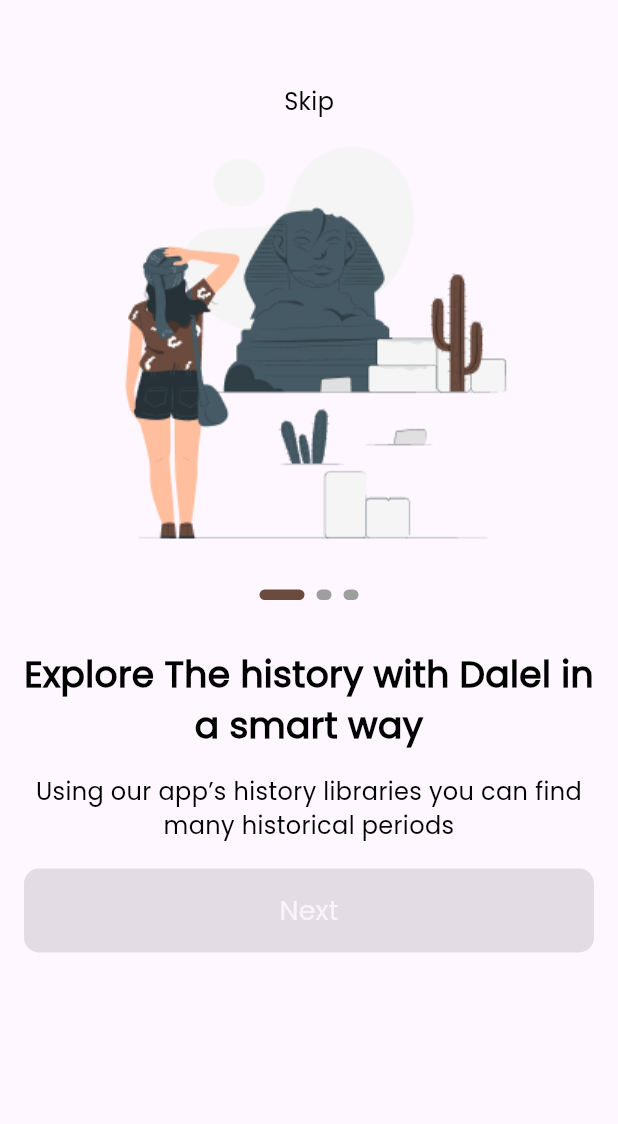
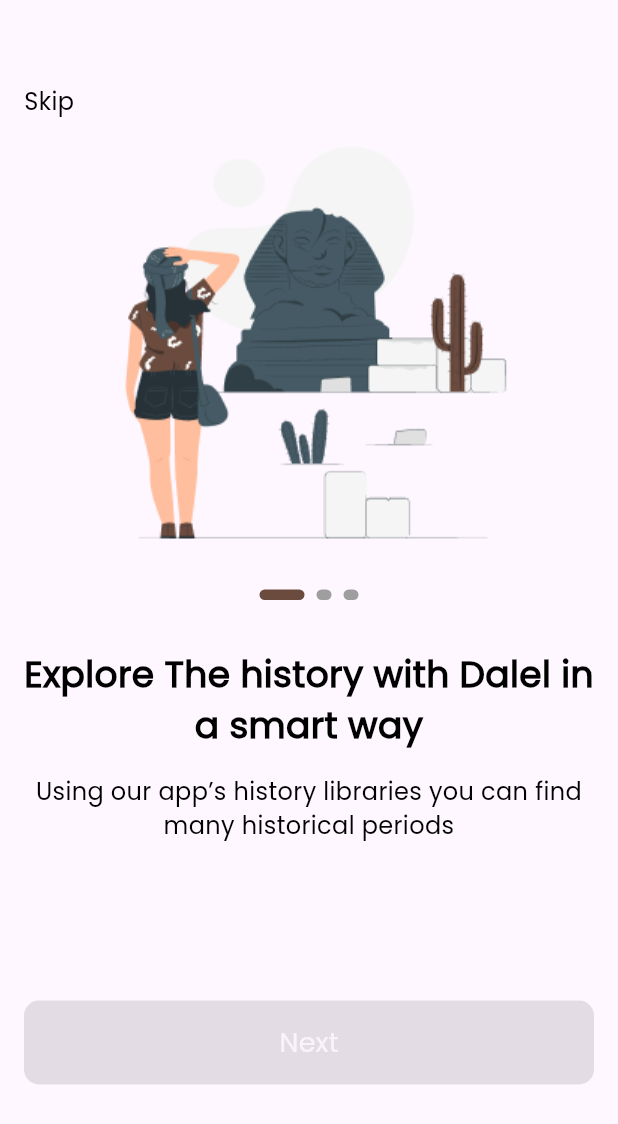
Before and after one commit to MalakYounis03/dalel_app, a Flutter app: the screen it shows after launch, on a phone screen of 412 x 824 dp. Shown: the top 1124 px of the screen. Run offline on Flutter 3.47's test engine with Material 3 defaults, Android fonts, the phone set to English and light mode, and no system bars; drawn by our look-alikes of smooth_page_indicator; our stand-ins replace go_router; statements that could not run were skipped.

Commit message:
refactor the code

```diff
--- a/lib/core/functions/navigation.dart
+++ b/lib/core/functions/navigation.dart
@@ -3,3 +3,7 @@ import 'package:go_router/go_router.dart';
 customNavigate(context, String path) {
   GoRouter.of(context).push(path);
 }
+
+customReplacementNavigate(context, String path) {
+  GoRouter.of(context).pushReplacement(path);
+}
--- a/lib/features/onBoarding/presentation/views/on_boarding_view.dart
+++ b/lib/features/onBoarding/presentation/views/on_boarding_view.dart
@@ -21,15 +21,13 @@ class _OnBoardingViewState extends State<OnBoardingView> {
       child: Scaffold(
         body: Padding(
           padding: const EdgeInsets.all(16.0),
-          child: Column(
+          child: ListView(
+            physics: BouncingScrollPhysics(),
             children: [
               SizedBox(height: 40,),
-              Text(AppStrings.skip,
-                style: CustomTextStyles.poppins300style16.copyWith(
-                  fontWeight: FontWeight.w400,
-                ),
-              ),
+              customNavBar(),
               OnBoardingWidgetBody(controller: _controller),
+              SizedBox(height: 88,),
               CustomBtn(
                 color: AppColors.deepBrown,
                 onPressed: ,
@@ -42,4 +40,12 @@ class _OnBoardingViewState extends State<OnBoardingView> {
       ),
     );
   }
+
+  Text customNavBar() {
+    return Text(AppStrings.skip,
+              style: CustomTextStyles.poppins300style16.copyWith(
+                fontWeight: FontWeight.w400,
+              ),
+            );
+  }
 }
--- a/lib/features/splash/presentation/views/splash_view.dart
+++ b/lib/features/splash/presentation/views/splash_view.dart
@@ -19,7 +19,7 @@ class _SplashViewState extends State<SplashView> {
 
   Future<Null> delayedNavigate() {
     return Future.delayed(Duration(seconds: 2), () {
-      customNavigate(context, "/onBoarding");
+      customReplacementNavigate(context, "/onBoarding");
     });
   }
 
```
